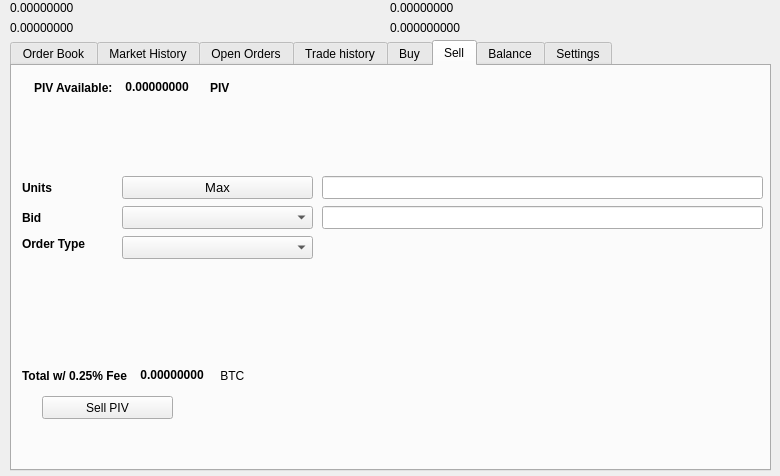
This is src/qt/forms/tradingdialog.ui in binarysculptor/wallet as Qt 5 draws it before an edit. The edited form follows.
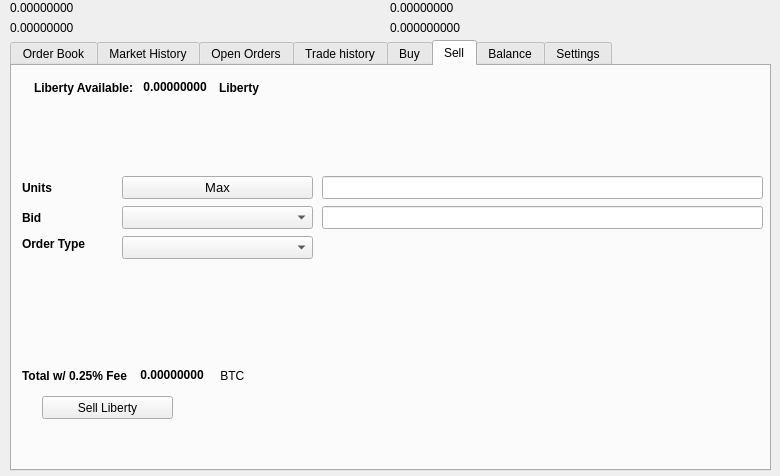
This is the edited form. The open tabs and pages were chosen to show the change. Icons and pictures are not drawn.

What changed in the file:
```diff
--- a/src/qt/forms/tradingdialog.ui
+++ b/src/qt/forms/tradingdialog.ui
@@ -1707,7 +1707,7 @@
       <string>PIV</string>
      </property>
     </widget>
-    <widget class="QLineEdit" name="UnitsInputPIV">
+    <widget class="QLineEdit" name="UnitsInputLBRT ">
      <property name="geometry">
       <rect>
        <x>310</x>
@@ -1751,7 +1751,7 @@
       </rect>
      </property>
      <property name="text">
-      <string>Sell PIV</string>
+      <string>Sell Liberty</string>
      </property>
      <property name="icon">
       <iconset resource="../pivx">
@@ -1777,7 +1777,7 @@
          </font>
         </property>
         <property name="text">
-         <string>PIV Available:</string>
+         <string>Liberty Available:</string>
         </property>
        </widget>
       </item>
@@ -2221,7 +2221,7 @@
          </font>
         </property>
         <property name="text">
-         <string>PIV</string>
+         <string>Liberty</string>
         </property>
        </widget>
       </item>
```
Left out of the diff: 48 changed lines with no effect on the pictures.
